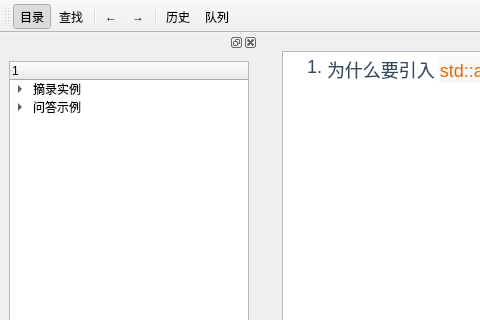
Qt form learnwindow.ui (niliumnm/UpgradeDesign) before a commit; both pictures show x 0 to 480 and y 0 to 320 of the 1171 by 704 pixel window.
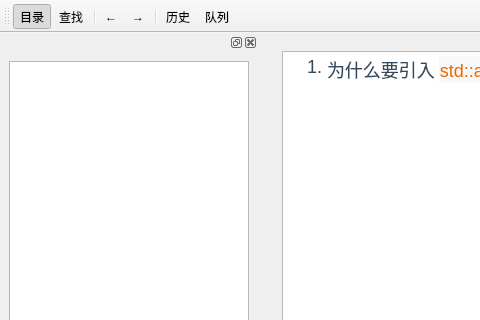
The same form after that commit. The open tabs and pages were chosen to show the change.

```diff
--- a/learnwindow.ui
+++ b/learnwindow.ui
@@ -250,46 +250,16 @@
    <widget class="QWidget" name="dockWidgetContents_3">
     <layout class="QVBoxLayout" name="verticalLayout_5">
      <item>
-      <widget class="QTreeWidget" name="treeWidget">
+      <widget class="QTreeView" name="treeView">
        <property name="maximumSize">
         <size>
          <width>240</width>
          <height>16777215</height>
         </size>
        </property>
-       <attribute name="headerVisible">
-        <bool>true</bool>
+       <attribute name="headerDefaultSectionSize">
+        <number>31</number>
        </attribute>
-       <column>
-        <property name="text">
-         <string/>
-        </property>
-       </column>
-       <item>
-        <property name="text">
-         <string>摘录实例</string>
-        </property>
-        <item>
-         <property name="text">
-          <string>新建子项目</string>
-         </property>
-        </item>
-       </item>
-       <item>
-        <property name="text">
-         <string>问答示例</string>
-        </property>
-        <item>
-         <property name="text">
-          <string>新建子项目</string>
-         </property>
-         <item>
-          <property name="text">
-           <string>新建子项目</string>
-          </property>
-         </item>
-        </item>
-       </item>
       </widget>
      </item>
     </layout>
```
Left out of the diff: 4 changed lines with no effect on the pictures.
